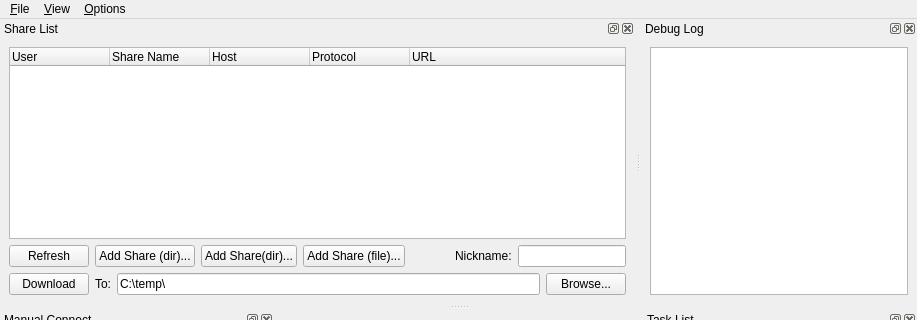
MrHacky/uftt, file src/qt-gui/MainWindow.ui: the form before one commit; both pictures show x 0 to 917 and y 0 to 320 of the 917 by 593 pixel window.
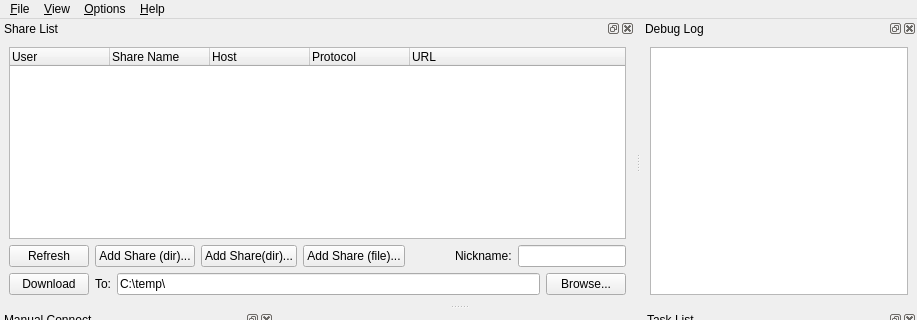
The form after the commit. Icons and pictures are not drawn. Custom widgets are drawn as their Qt base class.

Commit message: Add about dialogs.

```diff
--- a/src/qt-gui/MainWindow.ui
+++ b/src/qt-gui/MainWindow.ui
@@ -71,9 +71,17 @@
     <addaction name="actionCheckForWebUpdates"/>
     <addaction name="menuCheckForUpdatesAutomatically"/>
    </widget>
+   <widget class="QMenu" name="menu_Help">
+    <property name="title">
+     <string>&amp;Help</string>
+    </property>
+    <addaction name="actionAboutUFTT"/>
+    <addaction name="actionAboutQt"/>
+   </widget>
    <addaction name="menu_File"/>
    <addaction name="menu_View"/>
    <addaction name="menu_Options"/>
+   <addaction name="menu_Help"/>
   </widget>
   <widget class="QDockWidget" name="dockShares">
    <property name="features">
```
Left out of the diff: 10 changed lines with no effect on the pictures. The commit also changes 2 other files.
